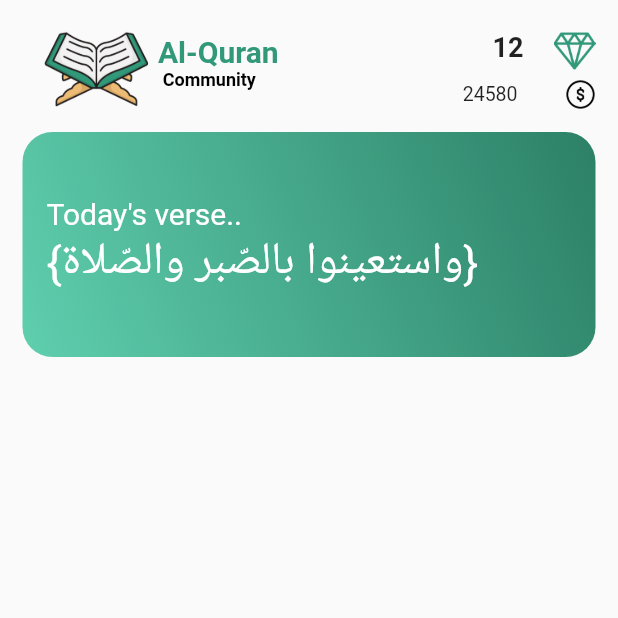
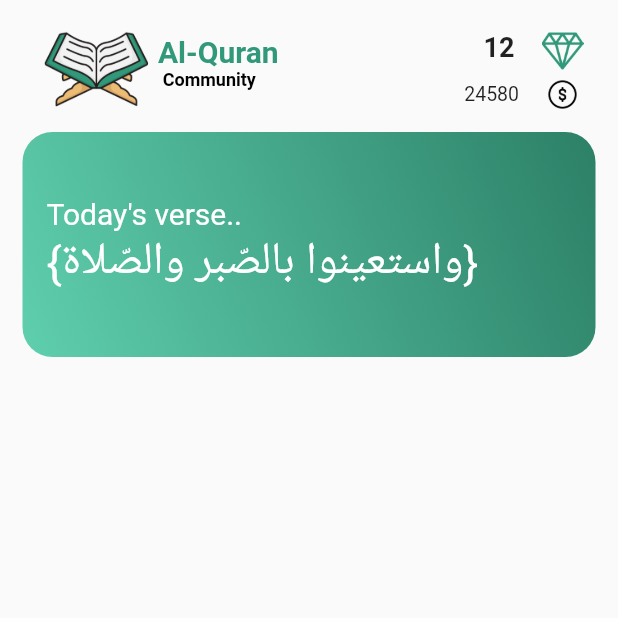
Before and after one commit to TasbehTakrore/Muslim-App, a Flutter app: the Home screen opened by its route, on a phone screen of 412 x 824 dp, the top half of it. Run offline on Flutter 3.47's test engine with Material 2 defaults, Android fonts, the light colour scheme and no system bars; our stand-ins replace get, shared_preferences; missing offline and left inert: easy_actions; accounts and stored records are empty; project files that could hold a hidden picture were left out.

Commit message:
update appBar elements size

```diff
--- a/alquramcommunity_frontend/lib/view/widget/home/customappbar.dart
+++ b/alquramcommunity_frontend/lib/view/widget/home/customappbar.dart
@@ -26,16 +26,16 @@ class CustomAppBar extends StatelessWidget {
                                 fontSize: 18, fontWeight: FontWeight.bold))),
                     const SizedBox(width: 10),
                     Container(
-                        margin: EdgeInsets.only(top: 10, left: 10),
+                        margin: EdgeInsets.only(top: 10, left: 8, right: 8),
                         child: Image.asset(AppImageAsset.diamond,
                             width: 28, height: 28))
                   ]),
                   const SizedBox(height: 5),
                   Row(mainAxisAlignment: MainAxisAlignment.end, children: [
                     const Text("24580", style: TextStyle(fontSize: 13)),
-                    const SizedBox(width: 18),
+                    const SizedBox(width: 8),
                     Container(
-                        margin: EdgeInsets.only(left: 14),
+                        margin: EdgeInsets.only(left: 11, right: 12),
                         child: Image.asset(AppImageAsset.coin,
                             width: 20, height: 20))
                   ])
```
